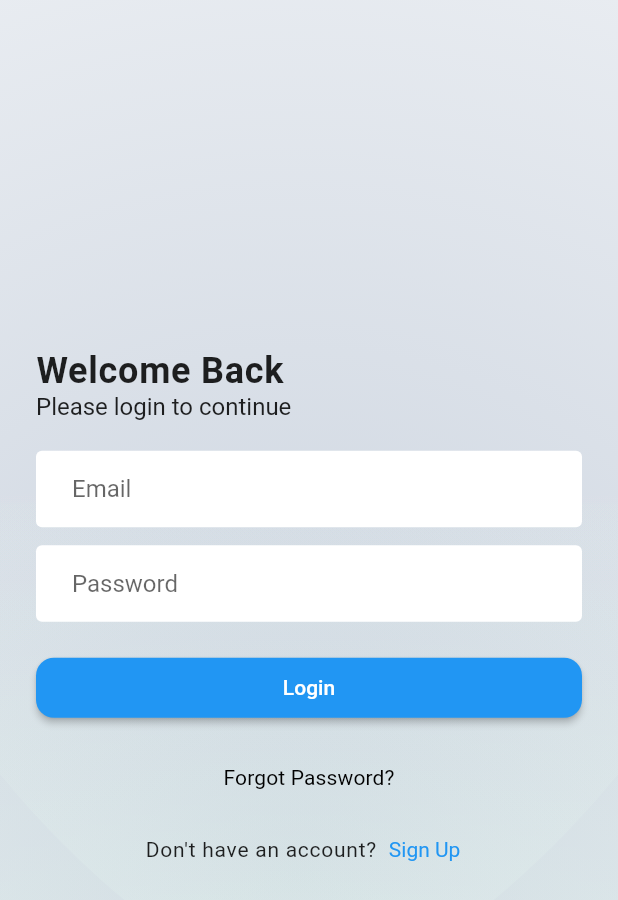
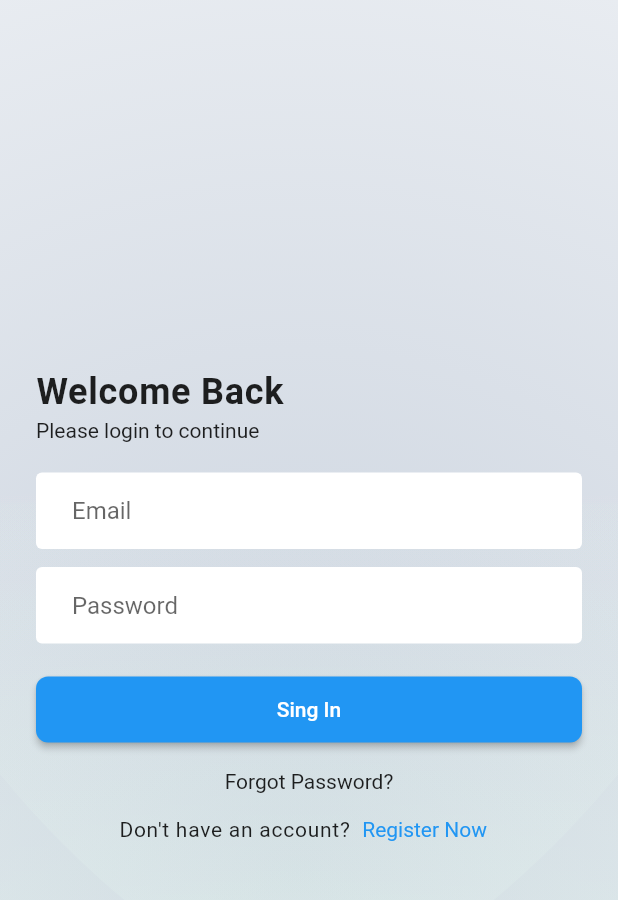
Before and after one commit to Alnur17/task_manager, a Flutter app: the screen it shows after launch, on a phone screen of 412 x 824 dp. Shown: the top 900 px of the screen. Run offline on Flutter 3.47's test engine with Material 3 defaults, Android fonts, the phone set to English and light mode, and no system bars; our stand-ins replace flutter_svg.

Commit message:
some modification

```diff
--- a/lib/app.dart
+++ b/lib/app.dart
@@ -14,6 +14,32 @@ class MyApp extends StatelessWidget {
         brightness: Brightness.light,
         useMaterial3: false,
         primarySwatch: Colors.blue,
+        inputDecorationTheme: const InputDecorationTheme(
+          filled: true,
+          fillColor: Colors.white,
+          contentPadding: EdgeInsets.symmetric(horizontal: 24, vertical: 16),
+          border: OutlineInputBorder(borderSide: BorderSide.none),
+        ),
+        textTheme: const TextTheme(
+          titleLarge: TextStyle(
+            fontSize: 24,
+            fontWeight: FontWeight.w600,
+            letterSpacing: 0.5,
+          ),
+        ),
+        elevatedButtonTheme: ElevatedButtonThemeData(
+          style: ElevatedButton.styleFrom(
+            padding: const EdgeInsets.symmetric(vertical: 14),
+            shape: RoundedRectangleBorder(
+              borderRadius: BorderRadius.circular(8),
+            ),
+          ),
+        ),
+      ),
+      darkTheme: ThemeData(
+        brightness: Brightness.dark,
+        useMaterial3: false,
+        primarySwatch: Colors.deepOrange,
         inputDecorationTheme: const InputDecorationTheme(
           filled: true,
           fillColor: Colors.white,
@@ -43,9 +69,6 @@ class MyApp extends StatelessWidget {
           ),
         ),
       ),
-      darkTheme: ThemeData(
-        brightness: Brightness.dark,
-      ),
       themeMode: ThemeMode.light,
       home: const SplashScreen(),
     );
--- a/lib/ui/screen/login_screen.dart
+++ b/lib/ui/screen/login_screen.dart
@@ -1,4 +1,6 @@
 import 'package:flutter/material.dart';
+import 'package:task_manager/ui/screen/email_verification_screen.dart';
+import 'package:task_manager/ui/screen/registration_screen.dart';
 import 'package:task_manager/ui/widgets/screen_background.dart';
 
 class LoginScreen extends StatelessWidget {
@@ -9,7 +11,7 @@ class LoginScreen extends StatelessWidget {
     return Scaffold(
       body: ScreenBackground(
         child: Padding(
-          padding: const EdgeInsets.all(24.0),
+          padding: const EdgeInsets.all(24),
           child: Column(
             mainAxisAlignment: MainAxisAlignment.center,
             crossAxisAlignment: CrossAxisAlignment.start,
@@ -18,9 +20,10 @@ class LoginScreen extends StatelessWidget {
                 'Welcome Back',
                 style: Theme.of(context).textTheme.titleLarge,
               ),
+              const SizedBox(height: 4),
               Text(
                 'Please login to continue',
-                style: Theme.of(context).textTheme.titleMedium,
+                style: Theme.of(context).textTheme.bodyMedium,
               ),
               const SizedBox(height: 20),
               TextFormField(
@@ -30,6 +33,7 @@ class LoginScreen extends StatelessWidget {
                   }
                   return null;
                 },
+                keyboardType: TextInputType.emailAddress,
                 decoration: const InputDecoration(
                   hintText: 'Email',
                 ),
@@ -52,16 +56,23 @@ class LoginScreen extends StatelessWidget {
                 width: double.infinity,
                 child: ElevatedButton(
                   onPressed: () {},
-                  child: const Text('Login'),
+                  child: const Text('Sing In'),
                 ),
               ),
-              const SizedBox(height: 12),
+              const SizedBox(height: 16),
               Center(
-                child: TextButton(
-                  onPressed: () {},
+                child: InkWell(
+                  onTap: () {
+                    Navigator.push(
+                      context,
+                      MaterialPageRoute(
+                        builder: (context) => const EmailVerificationScreen(),
+                      ),
+                    );
+                  },
                   child: Text(
                     'Forgot Password?',
-                    style: Theme.of(context).textTheme.titleSmall,
+                    style: Theme.of(context).textTheme.bodyMedium,
                   ),
                 ),
               ),
@@ -75,9 +86,16 @@ class LoginScreen extends StatelessWidget {
                         ),
                   ),
                   TextButton(
-                    onPressed: () {},
+                    onPressed: () {
+                      Navigator.push(
+                        context,
+                        MaterialPageRoute(
+                          builder: (context) => const RegistrationScreen(),
+                        ),
+                      );
+                    },
                     child: Text(
-                      'Sign Up',
+                      'Register Now',
                       style: Theme.of(context).textTheme.bodyMedium!.copyWith(
                             color: Theme.of(context).primaryColor,
                           ),
--- a/lib/ui/widgets/screen_background.dart
+++ b/lib/ui/widgets/screen_background.dart
@@ -19,7 +19,7 @@ class ScreenBackground extends StatelessWidget {
             fit: BoxFit.fitHeight,
           ),
         ),
-        child,
+        SafeArea(child: child),
       ],
     );
   }
```
